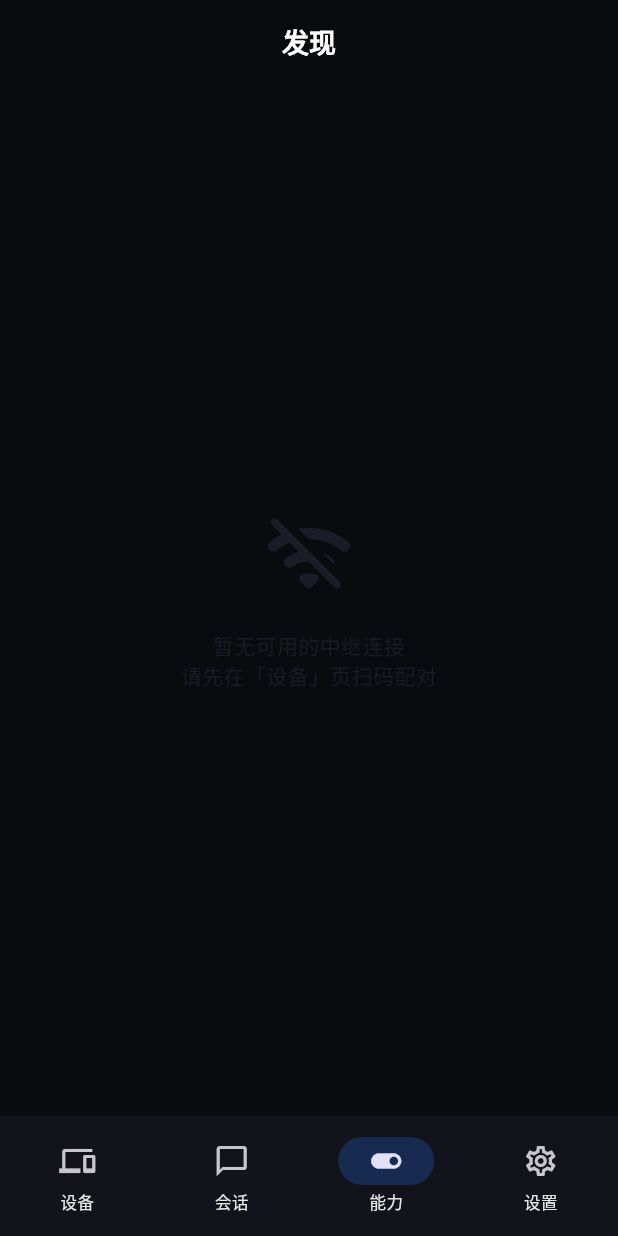
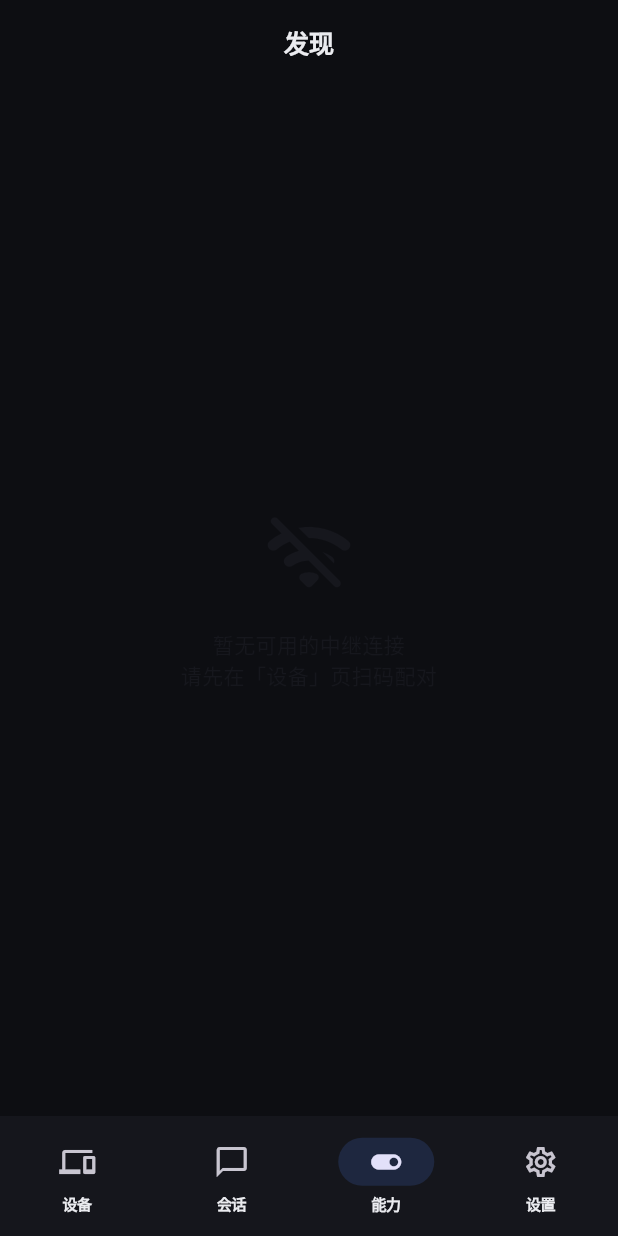
Before and after one commit to Pjz128/CorssLink, a Flutter app: the screen it shows after launch, item 3 of the bottom bar chosen, on a phone screen of 412 x 824 dp. Run offline on Flutter 3.47's test engine with Material 3 defaults, Android fonts, the phone set to English and light mode, and no system bars; our stand-ins replace flutter_markdown, flutter_svg, shared_preferences; missing offline and left inert: flutter_webrtc, mobile_scanner, pinenacl.

Commit message:
v1.5.1: 视觉主题重设计 — 曜黑 Obsidian
简约但不简单。深邃曜石黑底+微妙层次+单一强调色链路蓝。
统一圆角/间距/动画曲线，减少视觉噪音。

Co-Authored-By: Claude <noreply@anthropic.com>

```diff
--- a/app/lib/screens/discover_screen.dart
+++ b/app/lib/screens/discover_screen.dart
@@ -268,12 +268,12 @@ class DiscoverScreenState extends State<DiscoverScreen> {
             mainAxisSize: MainAxisSize.min,
             children: [
               Icon(Icons.wifi_off_rounded, size: 64,
-                  color: CrossLinkTheme.panel),
+                  color: CrossLinkTheme.surface),
               const SizedBox(height: 16),
               Text(
                 _statusText,
                 textAlign: TextAlign.center,
-                style: TextStyle(color: CrossLinkTheme.panel, fontSize: 14),
+                style: TextStyle(color: CrossLinkTheme.surface, fontSize: 14),
               ),
             ],
           ),
@@ -292,16 +292,16 @@ class DiscoverScreenState extends State<DiscoverScreen> {
                 mainAxisSize: MainAxisSize.min,
                 children: [
                   Icon(Icons.explore_outlined, size: 64,
-                      color: CrossLinkTheme.panel),
+                      color: CrossLinkTheme.surface),
                   const SizedBox(height: 16),
                   Text(
                     _statusText,
-                    style: TextStyle(color: CrossLinkTheme.panel, fontSize: 14),
+                    style: TextStyle(color: CrossLinkTheme.surface, fontSize: 14),
                   ),
                   const SizedBox(height: 8),
                   Text(
                     '下拉刷新重试',
-                    style: TextStyle(color: CrossLinkTheme.panel.withAlpha(150), fontSize: 12),
+                    style: TextStyle(color: CrossLinkTheme.surface.withAlpha(150), fontSize: 12),
                   ),
                 ],
               ),
@@ -326,7 +326,7 @@ class DiscoverScreenState extends State<DiscoverScreen> {
 
     return Card(
       margin: const EdgeInsets.only(bottom: 10),
-      color: CrossLinkTheme.deepSpaceElevated,
+      color: CrossLinkTheme.surface,
       shape: RoundedRectangleBorder(
         borderRadius: BorderRadius.circular(12),
         side: agent.isOwn
@@ -373,7 +373,7 @@ class DiscoverScreenState extends State<DiscoverScreen> {
                 const SizedBox(width: 12),
                 Text(
                   agent.onlineDuration,
-                  style: TextStyle(fontSize: 12, color: CrossLinkTheme.panel),
+                  style: TextStyle(fontSize: 12, color: CrossLinkTheme.surface),
                 ),
               ],
             ),
@@ -466,14 +466,14 @@ class DiscoverScreenState extends State<DiscoverScreen> {
     return Container(
       padding: const EdgeInsets.symmetric(horizontal: 8, vertical: 3),
       decoration: BoxDecoration(
-        color: CrossLinkTheme.linkBlue.withAlpha(25),
+        color: CrossLinkTheme.accent.withAlpha(25),
         borderRadius: BorderRadius.circular(8),
       ),
       child: Text(
         cap,
         style: TextStyle(
           fontSize: 11,
-          color: CrossLinkTheme.linkBlue,
+          color: CrossLinkTheme.accent,
           fontFamily: 'monospace',
         ),
       ),
--- a/app/lib/screens/main_shell.dart
+++ b/app/lib/screens/main_shell.dart
@@ -49,9 +49,9 @@ class _MainShellState extends State<MainShell> {
   Widget build(BuildContext context) {
     return Scaffold(
       body: AnimatedSwitcher(
-        duration: CrossLinkTheme.durationNormal,
-        switchInCurve: CrossLinkTheme.curveDefault,
-        switchOutCurve: CrossLinkTheme.curveDefault,
+        duration: CrossLinkTheme.normal,
+        switchInCurve: CrossLinkTheme.curve,
+        switchOutCurve: CrossLinkTheme.curve,
         transitionBuilder: (child, animation) {
           return FadeTransition(
             opacity: animation,
@@ -64,10 +64,10 @@ class _MainShellState extends State<MainShell> {
         child: _buildPage(_currentIndex),
       ),
       bottomNavigationBar: NavigationBar(
-        backgroundColor: CrossLinkTheme.deepSpaceElevated.withAlpha(240),
+        backgroundColor: CrossLinkTheme.surface.withAlpha(240),
         selectedIndex: _currentIndex,
         onDestinationSelected: _onTabSelected,
-        animationDuration: CrossLinkTheme.durationNormal,
+        animationDuration: CrossLinkTheme.normal,
         destinations: _tabs
             .map((t) => NavigationDestination(
                   icon: Icon(t.icon),
--- a/app/lib/screens/model_detail_screen.dart
+++ b/app/lib/screens/model_detail_screen.dart
@@ -14,7 +14,7 @@ class ModelDetailScreen extends StatelessWidget {
     return Scaffold(
       appBar: AppBar(
         title: Text(model.name),
-        backgroundColor: CrossLinkTheme.deepSpaceElevated,
+        backgroundColor: CrossLinkTheme.surface,
       ),
       body: ListView(
         padding: const EdgeInsets.all(16),
--- a/app/lib/theme/crosslink_theme.dart
+++ b/app/lib/theme/crosslink_theme.dart
@@ -1,237 +1,207 @@
 import 'package:flutter/material.dart';
 
-/// CrossLink 品牌设计 token —— 深空链路 (Deep Space Link)
+/// CrossLink 品牌设计 token —— 曜黑 (Obsidian)
 ///
-/// 调性：深邃、安全、互联。以深空黑为底，电光青/蓝为强调色，
-/// 模拟终端窗口与跨端链路的光轨质感。
+/// 简约但不简单。以深邃曜石黑为底，微妙层次区分空间。
+/// 单一强调色链路蓝，克制使用。圆角统一、间距呼吸。
 class CrossLinkTheme {
   CrossLinkTheme._();
 
-  // ── 品牌核心色 ─────────────────────────────────────────
-  static const Color deepSpace = Color(0xFF0A0B0F);
-  static const Color deepSpaceElevated = Color(0xFF12141C);
-  static const Color panel = Color(0xFF1A1D28);
-  static const Color panelHover = Color(0xFF222636);
-  static const Color linkCyan = Color(0xFF00E5FF);
-  static const Color linkBlue = Color(0xFF2979FF);
-  static const Color linkPurple = Color(0xFF7C4DFF);
-  static const Color alertAmber = Color(0xFFFFB300);
-  static const Color successGreen = Color(0xFF00E676);
-  static const Color errorRed = Color(0xFFFF5252);
+  // ── 背景层 ─────────────────────────────────────────────
+  /// 根背景 — 最深处
+  static const Color bg = Color(0xFF0D0E12);
+  /// 表层 — 卡片、面板
+  static const Color surface = Color(0xFF16171D);
+  /// 悬停 — 列表项按下
+  static const Color surfaceHover = Color(0xFF1E1F27);
+  /// 输入区背景
+  static const Color inputBg = Color(0xFF121318);
+
+  // ── 文字层 ─────────────────────────────────────────────
+  static const Color textPrimary = Color(0xFFEBECF0);
+  static const Color textSecondary = Color(0xFF9DA0B0);
+  static const Color textMuted = Color(0xFF5C6072);
+
+  // ── 强调色 ─────────────────────────────────────────────
+  /// 主强调 — 链路蓝
+  static const Color accent = Color(0xFF4C82FB);
+  /// 成功
+  static const Color success = Color(0xFF34C759);
+  /// 警告
+  static const Color warning = Color(0xFFFF9F0A);
+  /// 错误
+  static const Color error = Color(0xFFFF453A);
 
   // ── 工具语义色 ─────────────────────────────────────────
-  static const Color toolBash = Color(0xFFFFD54F);
-  static const Color toolRead = Color(0xFF82B1FF);
-  static const Color toolWrite = Color(0xFFFFB74D);
-  static const Color toolGrep = Color(0xFF69F0AE);
-  static const Color toolGlob = Color(0xFFB388FF);
-  static const Color toolWebSearch = Color(0xFF84FFFF);
-  static const Color toolWebFetch = Color(0xFF80CBC4);
+  static const Color toolBash = Color(0xFFF5C842);
+  static const Color toolRead = Color(0xFF6EA8FE);
+  static const Color toolWrite = Color(0xFFF5A623);
+  static const Color toolEdit = Color(0xFFBF7AF0);
+  static const Color toolGrep = Color(0xFF56D492);
+  static const Color toolGlob = Color(0xFFC084FC);
+  static const Color toolSearch = Color(0xFF22D3EE);
 
-  // ── 渐变 ───────────────────────────────────────────────
-  static const LinearGradient linkGradient = LinearGradient(
-    begin: Alignment.topLeft,
-    end: Alignment.bottomRight,
-    colors: [linkCyan, linkBlue, linkPurple],
-    stops: [0.0, 0.55, 1.0],
-  );
+  // ── 边框 ───────────────────────────────────────────────
+  static const Color border = Color(0x1AFFFFFF);
+  static const Color borderFocus = Color(0x4D4C82FB);
 
-  static const LinearGradient surfaceGradient = LinearGradient(
-    begin: Alignment.topCenter,
-    end: Alignment.bottomCenter,
-    colors: [deepSpaceElevated, deepSpace],
-  );
+  // ── 圆角 ───────────────────────────────────────────────
+  static const double rXs = 4;
+  static const double rSm = 8;
+  static const double rMd = 12;
+  static const double rLg = 16;
+  static const double rXl = 24;
 
-  static const RadialGradient glowRadial = RadialGradient(
-    center: Alignment.topCenter,
-    radius: 0.8,
-    colors: [Color(0x152979FF), Colors.transparent],
-  );
+  // ── 间距 ───────────────────────────────────────────────
+  static const double sXs = 4;
+  static const double sSm = 8;
+  static const double sMd = 12;
+  static const double sLg = 16;
+  static const double sXl = 24;
+  static const double sXxl = 32;
+
+  // ── 动画 ───────────────────────────────────────────────
+  static const Duration fast = Duration(milliseconds: 150);
+  static const Duration normal = Duration(milliseconds: 250);
+  static const Duration slow = Duration(milliseconds: 400);
+  static const Curve curve = Curves.easeOutCubic;
 
   // ── 阴影 ───────────────────────────────────────────────
-  static List<BoxShadow> get panelShadow => [
-        BoxShadow(
-          color: const Color(0x40000000),
-          blurRadius: 16,
-          offset: const Offset(0, 6),
-        ),
+  static List<BoxShadow> get cardShadow => const [
+        BoxShadow(color: Color(0x18000000), blurRadius: 12, offset: Offset(0, 4)),
       ];
 
-  static List<BoxShadow> get linkGlow => const [
-        BoxShadow(
-          color: Color(0x6600E5FF),
-          blurRadius: 12,
-          spreadRadius: -2,
-        ),
+  static List<BoxShadow> get glowShadow => const [
+        BoxShadow(color: Color(0x334C82FB), blurRadius: 16, spreadRadius: -4),
       ];
 
-  // ── 圆角 ───────────────────────────────────────────────
-  static const double radiusXs = 6;
-  static const double radiusSm = 10;
-  static const double radiusMd = 14;
-  static const double radiusLg = 20;
-  static const double radiusXl = 28;
-
-  // ── 间距 ───────────────────────────────────────────────
-  static const double spaceXs = 4;
-  static const double spaceSm = 8;
-  static const double spaceMd = 12;
-  static const double spaceLg = 16;
-  static const double spaceXl = 24;
-  static const double spaceXxl = 32;
-
-  // ── 动画 ───────────────────────────────────────────────
-  static const Duration durationFast = Duration(milliseconds: 150);
-  static const Duration durationNormal = Duration(milliseconds: 250);
-  static const Duration durationSlow = Duration(milliseconds: 400);
-  static const Curve curveDefault = Curves.easeOutCubic;
-
-  // ── ThemeData 工厂 ─────────────────────────────────────
+  // ── ThemeData ──────────────────────────────────────────
   static ThemeData darkTheme(Color seed) {
     final cs = ColorScheme.fromSeed(
       seedColor: seed,
       brightness: Brightness.dark,
-      surface: deepSpace,
-      primary: linkBlue,
-      secondary: linkCyan,
-      error: errorRed,
+      surface: surface,
+      primary: accent,
+      secondary: accent.withAlpha(180),
+      error: error,
     );
 
     return ThemeData(
       useMaterial3: true,
       brightness: Brightness.dark,
       colorScheme: cs,
-      scaffoldBackgroundColor: deepSpace,
+      scaffoldBackgroundColor: bg,
       appBarTheme: AppBarTheme(
-        backgroundColor: deepSpace.withAlpha(200),
+        backgroundColor: bg.withAlpha(230),
         elevation: 0,
+        scrolledUnderElevation: 0,
         centerTitle: false,
         titleTextStyle: const TextStyle(
-          fontSize: 18,
-          fontWeight: FontWeight.w600,
-          color: Colors.white,
+          fontSize: 17, fontWeight: FontWeight.w600, color: textPrimary, letterSpacing: -0.3,
         ),
       ),
       cardTheme: CardThemeData(
-        color: panel,
+        color: surface,
         elevation: 0,
+        margin: EdgeInsets.zero,
         shape: RoundedRectangleBorder(
-          borderRadius: BorderRadius.circular(radiusMd),
-          side: const BorderSide(color: Color(0x22FFFFFF), width: 0.5),
+          borderRadius: BorderRadius.circular(rMd),
         ),
       ),
       inputDecorationTheme: InputDecorationTheme(
         filled: true,
-        fillColor: panel,
+        fillColor: inputBg,
         contentPadding: const EdgeInsets.symmetric(horizontal: 16, vertical: 12),
         border: OutlineInputBorder(
-          borderRadius: BorderRadius.circular(radiusLg),
+          borderRadius: BorderRadius.circular(rLg),
           borderSide: BorderSide.none,
         ),
         enabledBorder: OutlineInputBorder(
-          borderRadius: BorderRadius.circular(radiusLg),
-          borderSide: const BorderSide(color: Color(0x22FFFFFF), width: 0.5),
+          borderRadius: BorderRadius.circular(rLg),
+          borderSide: const BorderSide(color: border, width: 1),
         ),
         focusedBorder: OutlineInputBorder(
-          borderRadius: BorderRadius.circular(radiusLg),
-          borderSide: const BorderSide(color: linkCyan, width: 1.5),
+          borderRadius: BorderRadius.circular(rLg),
+          borderSide: const BorderSide(color: accent, width: 1.5),
         ),
-        hintStyle: const TextStyle(color: Color(0x80FFFFFF)),
+        hintStyle: const TextStyle(color: textMuted, fontSize: 14),
       ),
       elevatedButtonTheme: ElevatedButtonThemeData(
         style: ElevatedButton.styleFrom(
-          backgroundColor: panelHover,
-          foregroundColor: Colors.white,
-          shape: RoundedRectangleBorder(
-            borderRadius: BorderRadius.circular(radiusSm),
-          ),
+          backgroundColor: surfaceHover,
+          foregroundColor: textPrimary,
+          elevation: 0,
+          shape: RoundedRectangleBorder(borderRadius: BorderRadius.circular(rSm)),
           padding: const EdgeInsets.symmetric(horizontal: 16, vertical: 10),
         ),
       ),
       filledButtonTheme: FilledButtonThemeData(
         style: FilledButton.styleFrom(
-          shape: RoundedRectangleBorder(
-            borderRadius: BorderRadius.circular(radiusSm),
-          ),
+          backgroundColor: accent,
+          foregroundColor: Colors.white,
+          elevation: 0,
+          shape: RoundedRectangleBorder(borderRadius: BorderRadius.circular(rSm)),
           padding: const EdgeInsets.symmetric(horizontal: 16, vertical: 10),
         ),
       ),
       navigationBarTheme: NavigationBarThemeData(
-        backgroundColor: deepSpaceElevated.withAlpha(240),
-        indicatorColor: linkBlue.withAlpha(60),
+        backgroundColor: bg.withAlpha(240),
+        indicatorColor: accent.withAlpha(40),
+        surfaceTintColor: Colors.transparent,
         labelTextStyle: WidgetStateProperty.all(
-          const TextStyle(fontSize: 11, fontWeight: FontWeight.w500),
+          const TextStyle(fontSize: 10, fontWeight: FontWeight.w600, letterSpacing: -0.2),
         ),
       ),
+      bottomSheetTheme: const BottomSheetThemeData(
+        backgroundColor: surface,
+        surfaceTintColor: Colors.transparent,
+        shape: RoundedRectangleBorder(
+          borderRadius: BorderRadius.vertical(top: Radius.circular(rLg)),
+        ),
+      ),
+      dialogTheme: DialogThemeData(
+        backgroundColor: surface,
+        surfaceTintColor: Colors.transparent,
+        shape: RoundedRectangleBorder(borderRadius: BorderRadius.circular(rLg)),
+      ),
       textTheme: const TextTheme(
-        titleLarge: TextStyle(fontSize: 22, fontWeight: FontWeight.w700, color: Colors.white),
-        titleMedium: TextStyle(fontSize: 16, fontWeight: FontWeight.w600, color: Colors.white),
-        titleSmall: TextStyle(fontSize: 14, fontWeight: FontWeight.w600, color: Colors.white),
-        bodyMedium: TextStyle(fontSize: 14, color: Color(0xE6FFFFFF)),
-        bodySmall: TextStyle(fontSize: 12, color: Color(0xB3FFFFFF)),
-        labelSmall: TextStyle(fontSize: 10, color: Color(0x80FFFFFF)),
+        titleLarge: TextStyle(fontSize: 22, fontWeight: FontWeight.w700, color: textPrimary, letterSpacing: -0.4),
+        titleMedium: TextStyle(fontSize: 16, fontWeight: FontWeight.w600, color: textPrimary, letterSpacing: -0.2),
+        titleSmall: TextStyle(fontSize: 14, fontWeight: FontWeight.w600, color: textPrimary),
+        bodyMedium: TextStyle(fontSize: 14, color: textPrimary, height: 1.5),
+        bodySmall: TextStyle(fontSize: 12, color: textSecondary, height: 1.4),
+        labelSmall: TextStyle(fontSize: 10, color: textMuted),
       ),
-      dividerTheme: const DividerThemeData(
-        color: Color(0x18FFFFFF),
-        thickness: 1,
-      ),
+      dividerTheme: const DividerThemeData(color: border, thickness: 1),
     );
   }
 }
 
-/// 常用工具扩展
+/// 工具扩展
 extension ToolColor on String {
   Color get toolColor {
     switch (this) {
-      case 'Bash':
-        return CrossLinkTheme.toolBash;
-      case 'Read':
-        return CrossLinkTheme.toolRead;
-      case 'Write':
-      case 'Edit':
-        return CrossLinkTheme.toolWrite;
-      case 'Grep':
-        return CrossLinkTheme.toolGrep;
-      case 'Glob':
-        return CrossLinkTheme.toolGlob;
-      case 'WebSearch':
-        return CrossLinkTheme.toolWebSearch;
-      case 'WebFetch':
-        return CrossLinkTheme.toolWebFetch;
-      default:
-        return CrossLinkTheme.linkBlue;
+      case 'Bash': return CrossLinkTheme.toolBash;
+      case 'Read': return CrossLinkTheme.toolRead;
+      case 'Write': return CrossLinkTheme.toolWrite;
+      case 'Edit': return CrossLinkTheme.toolEdit;
+      case 'Grep': return CrossLinkTheme.toolGrep;
+      case 'Glob': return CrossLinkTheme.toolGlob;
+      case 'WebSearch': case 'WebFetch': return CrossLinkTheme.toolSearch;
+      default: return CrossLinkTheme.accent;
     }
   }
 
   IconData get toolIcon {
     switch (this) {
-      case 'Read':
-        return Icons.menu_book_rounded;
-      case 'Write':
-      case 'Edit':
-        return Icons.edit_note_rounded;
-      case 'Bash':
-        return Icons.terminal_rounded;
-      case 'Grep':
-        return Icons.search_rounded;
-      case 'Glob':
-        return Icons.folder_open_rounded;
-      case 'WebSearch':
-        return Icons.public_rounded;
-      case 'WebFetch':
-        return Icons.download_rounded;
-      case 'Task':
-        return Icons.assignment_rounded;
-      default:
-        return Icons.build_circle_rounded;
+      case 'Bash': return Icons.terminal_rounded;
+      case 'Read': return Icons.menu_book_rounded;
+      case 'Write': case 'Edit': return Icons.edit_note_rounded;
+      case 'Grep': return Icons.search_rounded;
+      case 'Glob': return Icons.folder_open_rounded;
+      case 'WebSearch': return Icons.public_rounded;
+      case 'WebFetch': return Icons.download_rounded;
+      default: return Icons.build_circle_rounded;
     }
   }
 }
-
-extension GlowX on Color {
-  BoxShadow get softGlow => BoxShadow(
-        color: withAlpha(80),
-        blurRadius: 12,
-        spreadRadius: -2,
-      );
-}
```
Also changed, not shown: app/lib/screens/agent_select_screen.dart (+4 -4 lines), app/lib/screens/claude_session_list_screen.dart (+11 -11 lines), app/lib/screens/home_screen.dart (+36 -36 lines), app/lib/screens/scan_screen.dart (+16 -16 lines), app/lib/screens/settings_screen.dart (+44 -44 lines), app/lib/widgets/agent_picker.dart (+11 -11 lines), app/lib/widgets/permission_card.dart (+29 -29 lines), app/lib/widgets/thinking_block.dart (+14 -14 lines), app/lib/widgets/tool_call_card.dart (+24 -24 lines), app/lib/widgets/tool_result_card.dart (+20 -20 lines), app/lib/widgets/typing_indicator.dart (+8 -8 lines).
